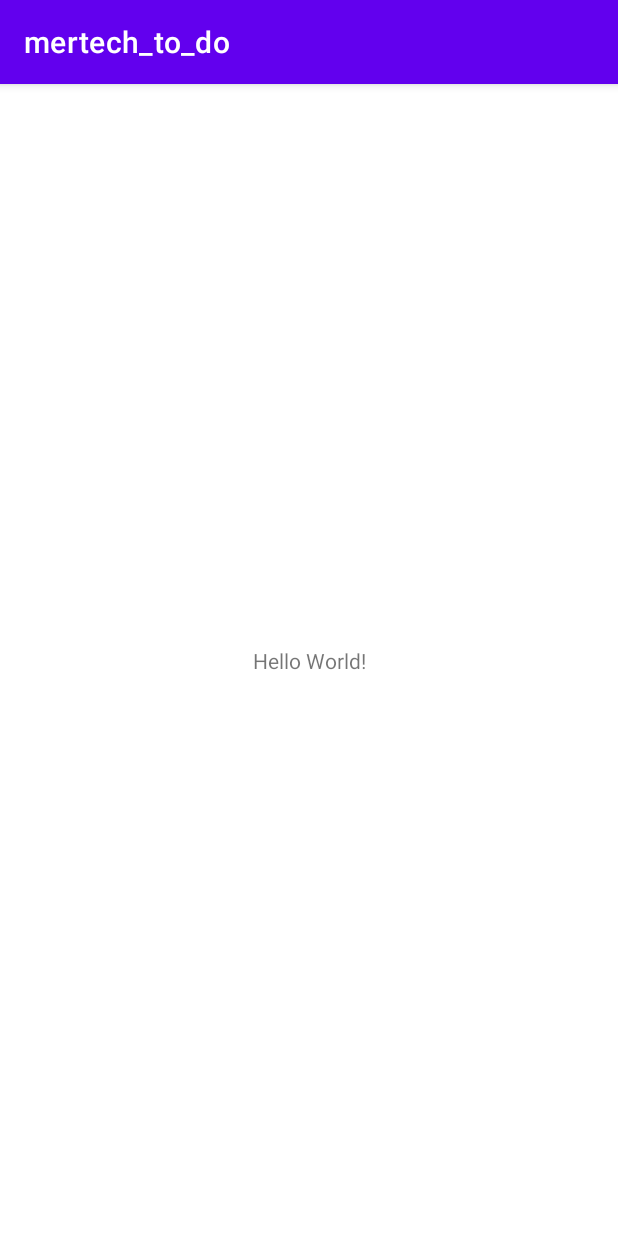
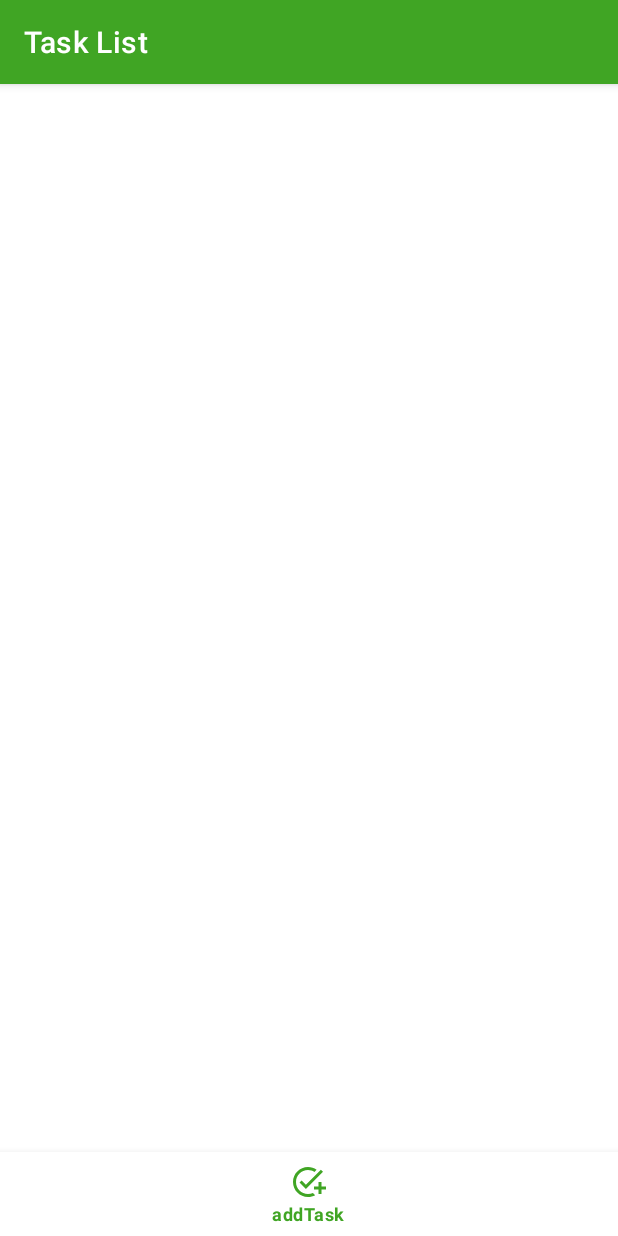
Before and after one commit to clinri/mertech_to_do, an Android app: the screen it shows after launch (MainActivity), on a phone screen of 412 x 824 dp. Run offline under Robolectric (Android 15) with nearby library versions, the phone set to English and light mode, and no system bars.

Commit message:
add menu bar with bottom

```diff
--- a/app/build.gradle
+++ b/app/build.gradle
@@ -30,6 +30,9 @@ android {
     kotlinOptions {
         jvmTarget = '1.8'
     }
+    buildFeatures{
+        viewBinding true
+    }
 }
 
 dependencies {
@@ -37,7 +40,7 @@ dependencies {
     implementation 'androidx.core:core-ktx:1.7.0'
     //start
     implementation 'androidx.room:room-ktx:2.3.0'
-    kapt 'androidx.room:room-compiller:2.3.0' //kotlin annotation processing tool
+    kapt 'androidx.room:room-compiler:2.3.0' //kotlin annotation processing tool
     implementation 'androidx.lifecycle:lifecycle-livedata-ktx:2.4.0'
     implementation 'androidx.lifecycle:lifecycle-viewmodel-ktx:2.4.0'
     implementation 'androidx.preference:preference-ktx:1.1.1'
--- a/app/src/main/java/ru/clinri/mertech_to_do/activities/MainActivity.kt
+++ b/app/src/main/java/ru/clinri/mertech_to_do/activities/MainActivity.kt
@@ -2,11 +2,27 @@ package ru.clinri.mertech_to_do.activities
 
 import androidx.appcompat.app.AppCompatActivity
 import android.os.Bundle
+import android.util.Log
 import ru.clinri.mertech_to_do.R
+import ru.clinri.mertech_to_do.databinding.ActivityMainBinding
 
 class MainActivity : AppCompatActivity() {
+    lateinit var binding: ActivityMainBinding
     override fun onCreate(savedInstanceState: Bundle?) {
         super.onCreate(savedInstanceState)
-        setContentView(R.layout.activity_main)
+        binding = ActivityMainBinding.inflate(layoutInflater)
+        setContentView(binding.root)
+        setBottomNavListener()
+    }
+
+    private fun setBottomNavListener() {
+        binding.bNav.setOnItemSelectedListener {
+            when (it.itemId) {
+                R.id.addTask -> {
+                    Log.d("MyLog", "Add task")
+                }
+            }
+            true
+        }
     }
 }
--- /dev/null
+++ b/app/src/main/res/drawable/ic_add_task.xml
@@ -0,0 +1,5 @@
+<vector android:height="24dp" android:tint="#FFFFFF"
+    android:viewportHeight="24" android:viewportWidth="24"
+    android:width="24dp" xmlns:android="http://schemas.android.com/apk/res/android">
+    <path android:fillColor="@android:color/white" android:pathData="M22,5.18L10.59,16.6l-4.24,-4.24l1.41,-1.41l2.83,2.83l10,-10L22,5.18zM12,20c-4.41,0 -8,-3.59 -8,-8s3.59,-8 8,-8c1.57,0 3.04,0.46 4.28,1.25l1.45,-1.45C16.1,2.67 14.13,2 12,2C6.48,2 2,6.48 2,12s4.48,10 10,10c1.73,0 3.36,-0.44 4.78,-1.22l-1.5,-1.5C14.28,19.74 13.17,20 12,20zM19,15h-3v2h3v3h2v-3h3v-2h-3v-3h-2V15z"/>
+</vector>
--- a/app/src/main/res/layout/activity_main.xml
+++ b/app/src/main/res/layout/activity_main.xml
@@ -6,13 +6,12 @@
     android:layout_height="match_parent"
     tools:context=".activities.MainActivity">
 
-    <TextView
-        android:layout_width="wrap_content"
+    <com.google.android.material.bottomnavigation.BottomNavigationView
+        android:id="@+id/bNav"
+        android:layout_width="0dp"
         android:layout_height="wrap_content"
-        android:text="Hello World!"
         app:layout_constraintBottom_toBottomOf="parent"
-        app:layout_constraintLeft_toLeftOf="parent"
-        app:layout_constraintRight_toRightOf="parent"
-        app:layout_constraintTop_toTopOf="parent" />
-
+        app:layout_constraintEnd_toEndOf="parent"
+        app:layout_constraintStart_toStartOf="parent"
+        app:menu="@menu/button_menu" />
 </androidx.constraintlayout.widget.ConstraintLayout>
--- /dev/null
+++ b/app/src/main/res/menu/button_menu.xml
@@ -0,0 +1,12 @@
+<?xml version="1.0" encoding="utf-8"?>
+<menu xmlns:android="http://schemas.android.com/apk/res/android"
+    xmlns:app="http://schemas.android.com/apk/res-auto">
+
+    <item
+        android:id="@+id/addTask"
+        android:title="@string/addTask"
+        android:icon="@drawable/ic_add_task"
+        app:showAsAction="ifRoom"
+        />
+
+</menu>
--- a/app/src/main/res/values-night/themes.xml
+++ /dev/null
@@ -1,16 +0,0 @@
-<resources xmlns:tools="http://schemas.android.com/tools">
-    <!-- Base application theme. -->
-    <style name="Theme.Mertech_to_do" parent="Theme.MaterialComponents.DayNight.DarkActionBar">
-        <!-- Primary brand color. -->
-        <item name="colorPrimary">@color/purple_200</item>
-        <item name="colorPrimaryVariant">@color/purple_700</item>
-        <item name="colorOnPrimary">@color/black</item>
-        <!-- Secondary brand color. -->
-        <item name="colorSecondary">@color/teal_200</item>
-        <item name="colorSecondaryVariant">@color/teal_200</item>
-        <item name="colorOnSecondary">@color/black</item>
-        <!-- Status bar color. -->
-        <item name="android:statusBarColor" tools:targetApi="l">?attr/colorPrimaryVariant</item>
-        <!-- Customize your theme here. -->
-    </style>
-</resources>
--- a/app/src/main/res/values/colors.xml
+++ b/app/src/main/res/values/colors.xml
@@ -5,6 +5,7 @@
     <color name="purple_700">#FF3700B3</color>
     <color name="teal_200">#FF03DAC5</color>
     <color name="teal_700">#FF018786</color>
+    <color name="green_main">#40A524</color>
     <color name="black">#FF000000</color>
     <color name="white">#FFFFFFFF</color>
 </resources>
--- a/app/src/main/res/values/strings.xml
+++ b/app/src/main/res/values/strings.xml
@@ -1,3 +1,4 @@
 <resources>
-    <string name="app_name">mertech_to_do</string>
+    <string name="app_name">Task List</string>
+    <string name="addTask">addTask</string>
 </resources>
--- a/app/src/main/res/values/themes.xml
+++ b/app/src/main/res/values/themes.xml
@@ -2,13 +2,14 @@
     <!-- Base application theme. -->
     <style name="Theme.Mertech_to_do" parent="Theme.MaterialComponents.DayNight.DarkActionBar">
         <!-- Primary brand color. -->
-        <item name="colorPrimary">@color/purple_500</item>
+        <item name="colorPrimary">@color/green_main</item>
         <item name="colorPrimaryVariant">@color/purple_700</item>
         <item name="colorOnPrimary">@color/white</item>
         <!-- Secondary brand color. -->
         <item name="colorSecondary">@color/teal_200</item>
         <item name="colorSecondaryVariant">@color/teal_700</item>
         <item name="colorOnSecondary">@color/black</item>
+        <item name="android:windowFullscreen">true</item>
         <!-- Status bar color. -->
         <item name="android:statusBarColor" tools:targetApi="l">?attr/colorPrimaryVariant</item>
         <!-- Customize your theme here. -->
```
